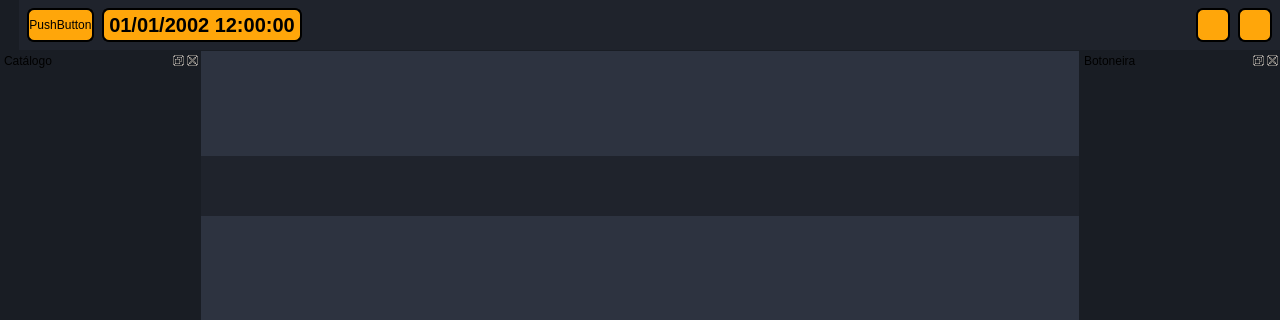
Before: the Qt Designer form frontend/flow.ui in BrunoCardosoFS/NaxiStudioFlow, drawn with Qt 5; both pictures show x 0 to 1280 and y 0 to 320 of the 1280 by 720 pixel window.
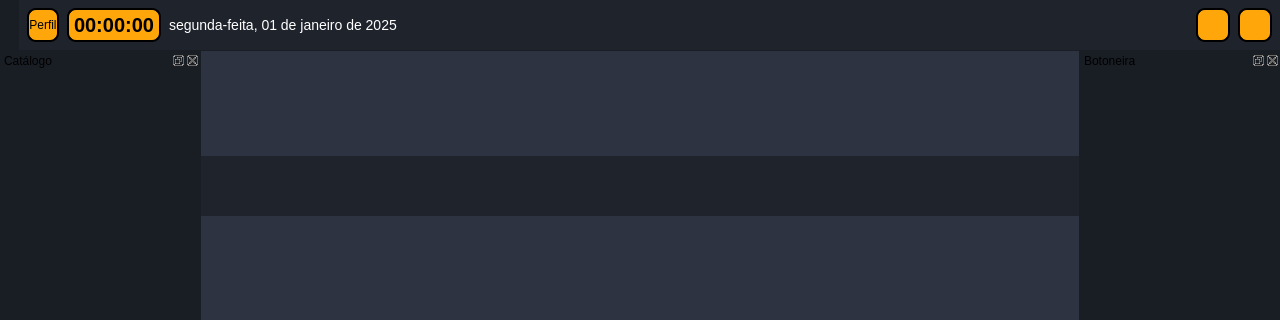
After: the same form once the commit is applied. Icons and pictures are not drawn.

Commit message: Visual adjustments and date display

What changed in the file:
```diff
--- a/frontend/flow.ui
+++ b/frontend/flow.ui
@@ -24,6 +24,10 @@
 	background-color: #191D24;
 }
 
+QLabel{
+	color: #ffffff;
+}
+
 #Flow::separator {
 	width: 0.5px;
 	height: 0px;
@@ -35,7 +39,7 @@
 
 #DockTopWidget QPushButton, #clock{
 	background-color: #FFA60A;
-	border-radius: 7px;
+	border-radius: 9px;
 	border: 2px solid #000;
 	color: #000;
 }
@@ -50,6 +54,10 @@
 	font-weight: bold;
 }
 
+#date{
+	font-size: 14px;
+}
+
 #centralwidget{
 	background-color: #2D3340;
 }
@@ -503,14 +511,14 @@
         </size>
        </property>
        <property name="text">
-        <string>PushButton</string>
+        <string>Perfil</string>
        </property>
       </widget>
      </item>
      <item>
       <widget class="QLabel" name="clock">
        <property name="text">
-        <string>01/01/2002 12:00:00</string>
+        <string>00:00:00</string>
        </property>
        <property name="textFormat">
         <enum>Qt::TextFormat::AutoText</enum>
@@ -526,6 +534,13 @@
        </property>
       </widget>
      </item>
+     <item>
+      <widget class="QLabel" name="date">
+       <property name="text">
+        <string>segunda-feita, 01 de janeiro de 2025</string>
+       </property>
+      </widget>
+     </item>
      <item>
       <spacer name="horizontalSpacer">
        <property name="orientation">
```
Left out of the diff: 2 changed lines with no effect on the pictures. The commit also changes 1 other file.
